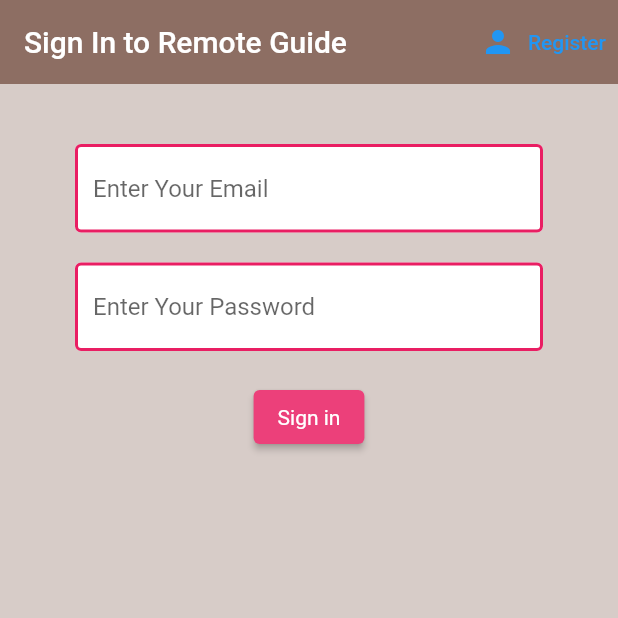
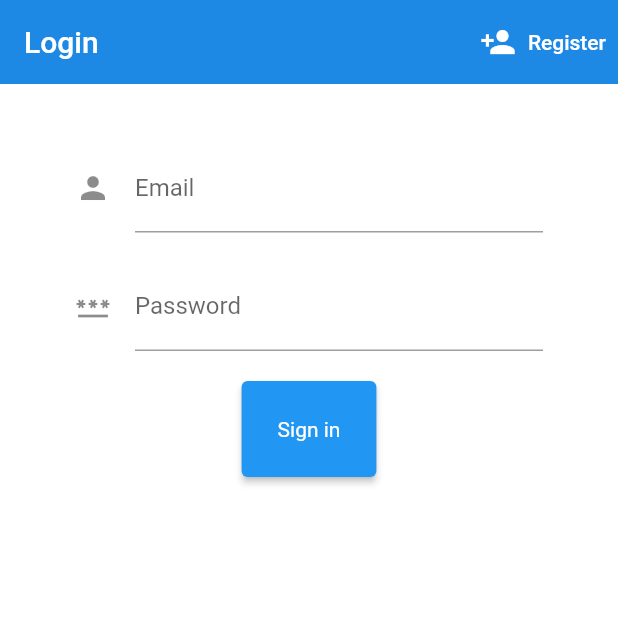
Before and after one commit to nurSaadat/RemoteGuide, a Flutter app: the screen it shows after launch, on a phone screen of 412 x 824 dp, the top half of it. Run offline on Flutter 3.47's test engine with Material 2 defaults, Android fonts, the phone set to English and light mode, and no system bars; our stand-ins replace cloud_firestore, firebase_auth, firebase_core, firebase_database, flutter_spinkit; accounts and stored records are empty.

Commit message:
ui(auth): changed sign in page interface

```diff
--- a/lib/main.dart
+++ b/lib/main.dart
@@ -24,7 +24,7 @@ class MyApp extends StatelessWidget {
       catchError: (_, __) => null,
       value: AuthService().user,
       initialData: null,
-      child:  MaterialApp(
+      child: const MaterialApp(
         home: Wrapper(),
       )
     );
--- a/lib/pages/authenticate/sign_in.dart
+++ b/lib/pages/authenticate/sign_in.dart
@@ -25,18 +25,21 @@ class _SignInState extends State<SignIn> {
   @override
   Widget build(BuildContext context) {
     return loading ? Loading() : Scaffold(
-      backgroundColor: Colors.brown[100],
+      backgroundColor: Colors.white,
       appBar: AppBar(
-        backgroundColor: Colors.brown[400],
+        backgroundColor: Colors.blue[600],
         elevation: 0.0,
-        title: Text('Sign In to Remote Guide'),
+        title: const Text('Login'),
         actions: <Widget>[
           TextButton.icon(
-            icon: Icon(Icons.person),
-            label: Text('Register'),
+            icon: const Icon(Icons.person_add),
+            label: const Text('Register'),
             onPressed: () {
               widget.toggleView();
             },
+            style: TextButton.styleFrom(
+              primary: Colors.white
+            ),
           )
         ],
       ),
@@ -48,7 +51,11 @@ class _SignInState extends State<SignIn> {
             children: <Widget>[
               SizedBox(height: 20.0),
               TextFormField(
-                decoration: textInputDecoration.copyWith(hintText: 'Enter Your Email'),
+                decoration: const InputDecoration(
+                    icon: Icon(Icons.person),
+                    // hintText: 'Enter your email',
+                    labelText: 'Email',
+                  ),
                 validator: (val) => val!.isEmpty ? 'Enter an email' : null,
                 onChanged: (val) {
                   setState(() => email = val);
@@ -56,7 +63,11 @@ class _SignInState extends State<SignIn> {
               ),
               SizedBox(height: 20.0),
               TextFormField(
-                decoration: textInputDecoration.copyWith(hintText: 'Enter Your Password'),
+                decoration: const InputDecoration(
+                  icon: Icon(Icons.password),
+                  // hintText: 'Enter your password',
+                  labelText: 'Password',
+                ),
                 obscureText: true,
                 validator: (val) => val!.length < 6 ? 'Enter a password 6+ chars long' : null,
                 onChanged: (val) {
@@ -65,12 +76,9 @@ class _SignInState extends State<SignIn> {
               ),
               SizedBox(height: 20.0),
               ElevatedButton(
-                  child: Text('Sign in'),
                   style: ButtonStyle(
-                      backgroundColor:
-                      MaterialStateProperty.all(Colors.pink[400]),
-                      textStyle: MaterialStateProperty.all(
-                          TextStyle(color: Colors.white))),
+                      textStyle: MaterialStateProperty.all(const TextStyle(color: Colors.white)),
+                  padding: MaterialStateProperty.all(const EdgeInsets.all(24.0))),
                   onPressed: () async {
                     if (_formKey.currentState!.validate()){
                       setState(() => loading = true);
@@ -82,7 +90,8 @@ class _SignInState extends State<SignIn> {
                         });
                       }
                     }
-                  }),
+                  },
+                  child: const Text('Sign in')),
               SizedBox(height: 12.0),
               Text(
                 error,
--- a/lib/pages/home/home.dart
+++ b/lib/pages/home/home.dart
@@ -14,15 +14,15 @@ class Home extends StatelessWidget {
       value: DatabaseService().users,
       initialData: null,
       child: Scaffold(
-      backgroundColor: Colors.brown[50],
+      backgroundColor: Colors.white,
       appBar: AppBar(
-        title: Text('Remote Guide'),
-        backgroundColor: Colors.brown[400],
+        title: const Text('Home page'),
+        backgroundColor: Colors.blue[600],
         elevation: 0.0,
         actions: <Widget>[
           TextButton.icon(
-            icon: Icon(Icons.person),
-            label: Text('LogOut'),
+            icon: const Icon(Icons.logout),
+            label: const Text('Logout'),
             onPressed: () async{
               await _auth.signOut();
             },
--- a/lib/pages/wrapper.dart
+++ b/lib/pages/wrapper.dart
@@ -11,7 +11,7 @@ class Wrapper extends StatelessWidget {
   Widget build(BuildContext context) {
     final user = Provider.of<MyUser?>(context);
     if (user == null) {
-      return Authenticate();
+      return const Authenticate();
     } else {
       return Home();
     }
```
